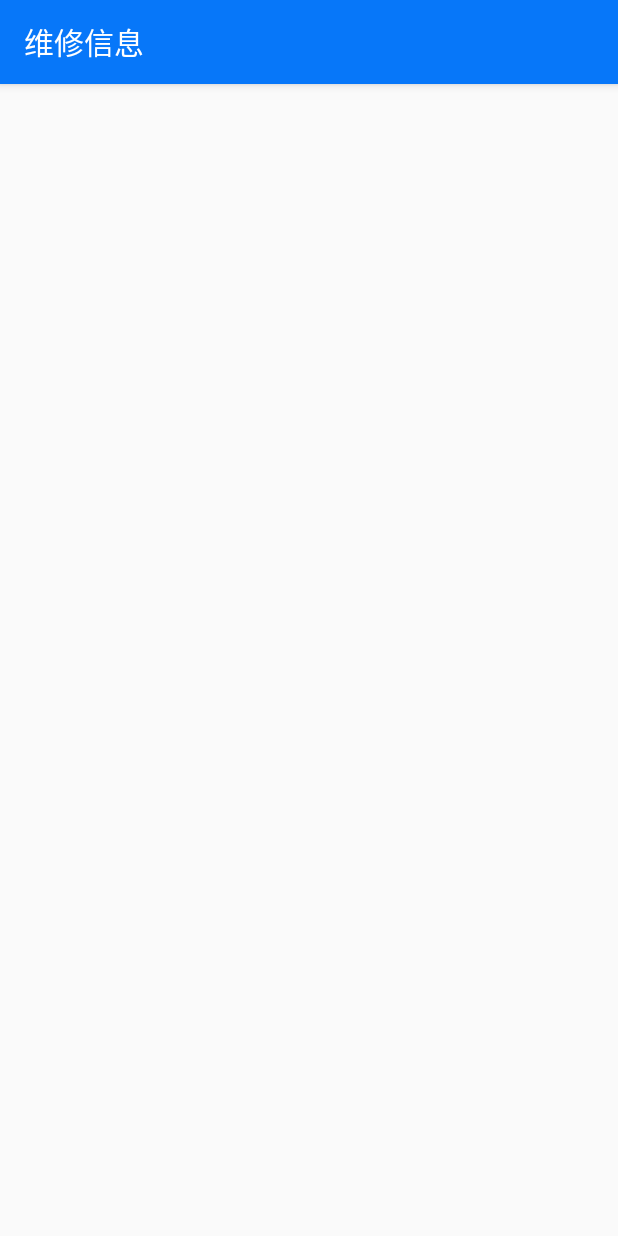
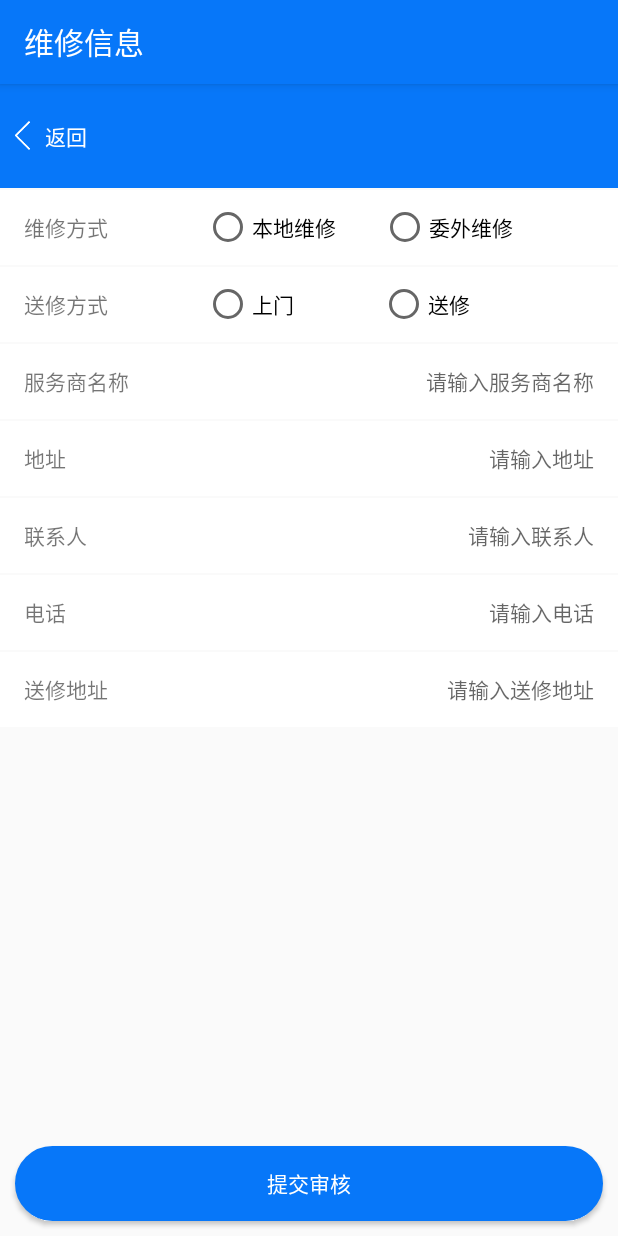
Before and after one commit to longtianlove/Juan, an Android app: the RepairInfoActivity screen opened directly, with no data from a screen before it, on a phone screen of 412 x 824 dp. Run offline under Robolectric (Android 15) with nearby library versions, the phone set to English and light mode, and no system bars; our stand-ins replace CircleImageView, data binding; libraries missing offline, so code that uses them is left out: kr.co.namee; network calls fail; 1 statement that could not run was skipped.

Commit message:
java代码

```diff
--- a/app/src/main/java/com/ja/assets/retrofit/ApiDynamic.kt
+++ b/app/src/main/java/com/ja/assets/retrofit/ApiDynamic.kt
@@ -43,4 +43,10 @@ interface ApiDynamic {
      */
     @POST("/api/getAllManagerDeptList")
     suspend fun getAllManagerDeptList(@Header("token") token: String): ResultResponse<MutableList<DeptBean>>
+
+    /**
+     * 获取所有的待办事项列表
+     */
+    @POST("/api/getAllWailDealList")
+    suspend fun getAllWailDealList(@Header("token") token: String): ResultResponse<MutableList<DeptBean>>
 }
--- a/app/src/main/java/com/ja/assets/ui/activity/allocation/AllocationAddActivity.java
+++ b/app/src/main/java/com/ja/assets/ui/activity/allocation/AllocationAddActivity.java
@@ -12,5 +12,6 @@ public class AllocationAddActivity extends BaseJavaActivity {
     @Override
     protected void onCreate(@Nullable Bundle savedInstanceState) {
         super.onCreate(savedInstanceState);
+        setContentView(R.layout.activity_allocation_add);
     }
 }
--- a/app/src/main/java/com/ja/assets/ui/activity/login/LoginActivity.kt
+++ b/app/src/main/java/com/ja/assets/ui/activity/login/LoginActivity.kt
@@ -96,8 +96,10 @@ class LoginActivity : BaseActivity() {
                 ACacheUtil.setToken(loginInfo.token)
                 ACacheUtil.setUsername(account)
                 ACacheUtil.setPassword(password)
-                val resultResponse: ResultResponse<UserInfo> = async { RetrofitClient.networkService.getUserInfo(loginInfo.token) }.await()
+                val resultResponse: ResultResponse<UserInfo> =
+                    async { RetrofitClient.networkService.getUserInfo(loginInfo.token) }.await()
                 if (resultResponse.isSuccess()) {
+                    ACacheUtil.setUserInfo(resultResponse.data)
                     val intent = Intent(this@LoginActivity, MainActivity::class.java)
                     startActivity(intent)
                 } else {
--- a/app/src/main/java/com/ja/assets/ui/activity/repair/RepairInfoActivity.java
+++ b/app/src/main/java/com/ja/assets/ui/activity/repair/RepairInfoActivity.java
@@ -1,12 +1,22 @@
 package com.ja.assets.ui.activity.repair;
+
+import android.os.Bundle;
 
 import com.ja.assets.R;
 import com.ja.assets.databinding.ActivityRepairInfoBinding;
 import com.ja.assets.ui.base.BaseActivity;
 import com.ja.assets.ui.base.BaseJavaActivity;
 
-class RepairInfoActivity extends BaseJavaActivity {
-//    private ActivityRepairInfoBinding repairInfoBinding;
+import org.jetbrains.annotations.Nullable;
+
+public class RepairInfoActivity extends BaseJavaActivity {
+    @Override
+    protected void onCreate(@Nullable Bundle savedInstanceState) {
+        super.onCreate(savedInstanceState);
+        setContentView(R.layout.activity_repair_info);
+    }
+
+    //    private ActivityRepairInfoBinding repairInfoBinding;
 //
 //    @Override
 //    protected int getLayoutId() {
--- a/app/src/main/java/com/ja/assets/utils/HomePageList.java
+++ b/app/src/main/java/com/ja/assets/utils/HomePageList.java
@@ -36,6 +36,8 @@ public class HomePageList {
             //财务部门特有
             homePageList.add(new HomePage01(6, R.mipmap.home_icon_pandiandanchuangjian, "盘点单创建"));
             homePageList.add(new HomePage01(7, R.mipmap.home_icon_pandianjilu, "盘点记录"));
+
+
         } else if (userInfo.getC03().equals("zhb") || userInfo.getC03().equals("kjb") || userInfo.getC03().equals("yyb") || userInfo.getC03().equals("bwb")) {
 
 
--- a/app/src/main/res/layout/activity_purchase_apply.xml
+++ b/app/src/main/res/layout/activity_purchase_apply.xml
@@ -57,7 +57,8 @@
                 android:id="@+id/submitAuditLinear"
                 android:layout_width="match_parent"
                 android:layout_height="@dimen/margin_70"
-                android:layout_alignParentBottom="true">
+                android:layout_alignParentBottom="true"
+                android:visibility="gone">
 
                 <Button
                     android:id="@+id/submitAuditBtn"
--- a/app/src/main/res/layout/fragment_home_layout.xml
+++ b/app/src/main/res/layout/fragment_home_layout.xml
@@ -45,6 +45,7 @@
                             android:textSize="@dimen/textSize_24" />
 
                         <TextView
+                            android:id="@+id/readyToDoNewsCheckAcceptTV"
                             android:layout_width="wrap_content"
                             android:layout_height="wrap_content"
                             android:layout_marginTop="@dimen/margin_10"
@@ -66,14 +67,15 @@
                             android:src="@mipmap/home_icon_message" />
 
                         <TextView
+                            android:id="@+id/homeMsgToastTV"
                             android:layout_width="@dimen/margin_15"
                             android:layout_height="@dimen/margin_15"
+                            android:visibility="gone"
                             android:layout_alignParentEnd="true"
                             android:background="@drawable/tv_remind_selector"
                             android:paddingBottom="@dimen/margin_3"
                             android:textSize="@dimen/textSize_10"
                             android:gravity="center"
-                            android:text="@{String.valueOf(2)}"
                             android:textColor="@color/white" />
                     </RelativeLayout>
 
--- a/app/src/main/res/values/strings.xml
+++ b/app/src/main/res/values/strings.xml
@@ -21,7 +21,8 @@
     <string name="userInfo" translatable="false">我的</string>
     <string name="scanCodeQuery" translatable="false">扫码查询</string>
     <string name="readyToDoNews" translatable="false">待办消息</string>
-    <string name="readyToDoNewsCheckAccept" translatable="false">另有一条代办消息，请查收~</string>
+    <string name="readyToDoNewsCheckAccept" translatable="false">您有1条代办消息，请查收~</string>
+    <string name="readyNoNewsCheckAccept" translatable="false">今日暂无新通知~</string>
     <string name="enterAssetsName" translatable="false">请输入资产名称</string>
     <string name="assetsName" translatable="false">资产名称</string>
     <string name="assetsNameText" translatable="false">资产名称：</string>
```
Also changed, not shown: app/src/main/java/com/ja/assets/ui/activity/dispose/DisposeAddAttrActivity.java (+8 -3 lines), app/src/main/java/com/ja/assets/ui/activity/main/HomeFragment.kt (+24 -6 lines), app/src/main/java/com/ja/assets/ui/activity/repair/RepairNewAddActivity.java (+10 -2 lines).
